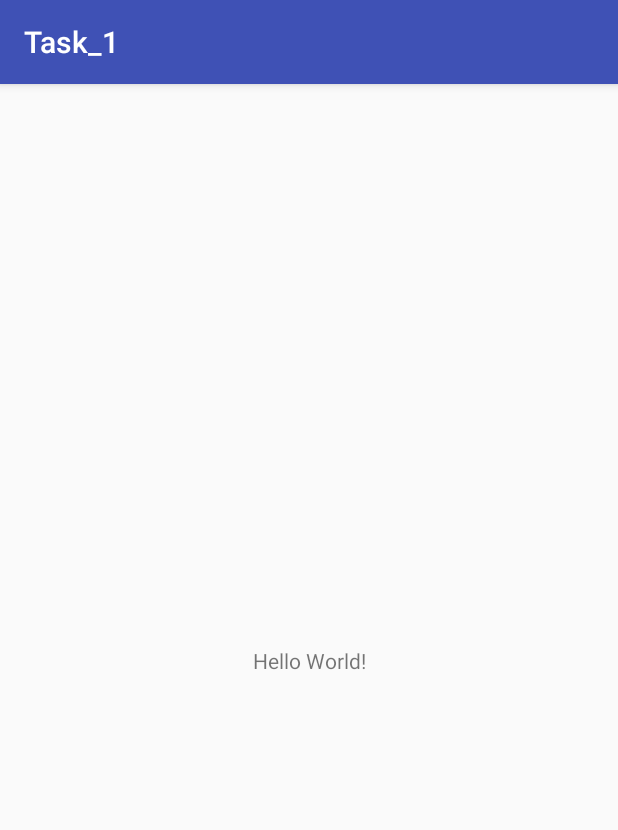
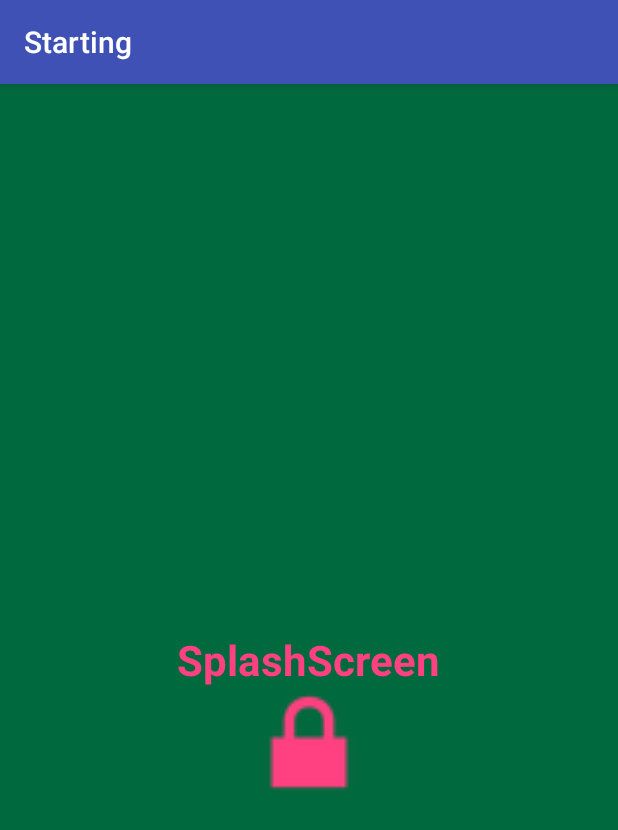
Before and after one commit to alinamerc/Task_1, an Android app: the screen it shows after launch (MainActivity), on a phone screen of 412 x 824 dp. Shown: the top 830 px of the screen. Run offline under Robolectric (Android 15) with nearby library versions, the phone set to English and light mode, and no system bars.

Commit message:
add start fragment

```diff
--- a/app/build.gradle
+++ b/app/build.gradle
@@ -22,6 +22,8 @@ dependencies {
     implementation fileTree(dir: 'libs', include: ['*.jar'])
     implementation 'com.android.support:appcompat-v7:26.1.0'
     implementation 'com.android.support.constraint:constraint-layout:1.0.2'
+    implementation 'com.android.support:support-v4:26.1.0'
+    implementation 'com.android.support:recyclerview-v7:26.1.0'
     testImplementation 'junit:junit:4.12'
     androidTestImplementation 'com.android.support.test:runner:1.0.1'
     androidTestImplementation 'com.android.support.test.espresso:espresso-core:3.0.1'
--- a/app/src/main/java/com/zhirova/task_1/MainActivity.java
+++ b/app/src/main/java/com/zhirova/task_1/MainActivity.java
@@ -1,13 +1,29 @@
 package com.zhirova.task_1;
 
+import android.support.v4.app.FragmentManager;
+import android.support.v4.app.FragmentTransaction;
 import android.support.v7.app.AppCompatActivity;
 import android.os.Bundle;
 
 public class MainActivity extends AppCompatActivity {
 
+    private FragmentManager fragmentManager;
+    private FragmentTransaction fragmentTransaction;
+
+
     @Override
     protected void onCreate(Bundle savedInstanceState) {
         super.onCreate(savedInstanceState);
         setContentView(R.layout.activity_main);
+
+        if (savedInstanceState == null) {
+            fragmentManager = getSupportFragmentManager();
+            fragmentTransaction = fragmentManager.beginTransaction();
+            StartFragment curFragment = new StartFragment();
+            fragmentTransaction.add(R.id.container, curFragment);
+            fragmentTransaction.commit();
+        }
     }
+
+
 }
--- /dev/null
+++ b/app/src/main/java/com/zhirova/task_1/StartFragment.java
@@ -0,0 +1,32 @@
+package com.zhirova.task_1;
+
+import android.support.annotation.Nullable;
+import android.support.v4.app.Fragment;
+import android.support.v7.app.ActionBar;
+import android.support.v7.app.AppCompatActivity;
+import android.os.Bundle;
+import android.view.LayoutInflater;
+import android.view.View;
+import android.view.ViewGroup;
+
+public class StartFragment extends Fragment {
+
+    @Nullable
+    @Override
+    public View onCreateView(LayoutInflater inflater, @Nullable ViewGroup container, @Nullable Bundle savedInstanceState) {
+        initUI();
+
+        View root = inflater.inflate(R.layout.fragment_start, container, false);
+        return root;
+    }
+
+
+    private void initUI() {
+        ActionBar toolbar = ((AppCompatActivity)getContext()).getSupportActionBar();
+        if (toolbar != null) {
+            toolbar.setTitle(R.string.start_title);
+        }
+    }
+
+
+}
--- a/app/src/main/res/layout/activity_main.xml
+++ b/app/src/main/res/layout/activity_main.xml
@@ -1,18 +1,12 @@
 <?xml version="1.0" encoding="utf-8"?>
-<android.support.constraint.ConstraintLayout xmlns:android="http://schemas.android.com/apk/res/android"
+<FrameLayout xmlns:android="http://schemas.android.com/apk/res/android"
     xmlns:app="http://schemas.android.com/apk/res-auto"
     xmlns:tools="http://schemas.android.com/tools"
+    android:id="@+id/container"
     android:layout_width="match_parent"
     android:layout_height="match_parent"
     tools:context="com.zhirova.task_1.MainActivity">
 
-    <TextView
-        android:layout_width="wrap_content"
-        android:layout_height="wrap_content"
-        android:text="Hello World!"
-        app:layout_constraintBottom_toBottomOf="parent"
-        app:layout_constraintLeft_toLeftOf="parent"
-        app:layout_constraintRight_toRightOf="parent"
-        app:layout_constraintTop_toTopOf="parent" />
 
-</android.support.constraint.ConstraintLayout>
+
+</FrameLayout>
--- /dev/null
+++ b/app/src/main/res/layout/fragment_start.xml
@@ -0,0 +1,37 @@
+<?xml version="1.0" encoding="utf-8"?>
+<android.support.constraint.ConstraintLayout xmlns:android="http://schemas.android.com/apk/res/android"
+    xmlns:app="http://schemas.android.com/apk/res-auto"
+    xmlns:tools="http://schemas.android.com/tools"
+    android:layout_width="match_parent"
+    android:layout_height="match_parent"
+    android:background="@color/backgroundColor"
+    tools:context="com.zhirova.task_1.StartFragment">
+
+    <RelativeLayout xmlns:android="http://schemas.android.com/apk/res/android"
+        android:layout_width="match_parent"
+        android:layout_height="match_parent" >
+
+        <TextView
+            android:id="@+id/text_view"
+            android:layout_width="wrap_content"
+            android:layout_height="wrap_content"
+            android:text="@string/starting"
+            android:textSize="28dp"
+            android:textStyle="bold"
+            android:layout_centerInParent="true"
+            android:textColor="@color/textColor"/>
+
+        <ImageView
+            android:id="@+id/icon"
+            android:layout_width="wrap_content"
+            android:layout_height="wrap_content"
+            android:layout_below="@+id/text_view"
+            android:layout_centerInParent="true"
+            android:layout_marginTop="20dp"
+            android:scaleX="3"
+            android:scaleY="3"
+            android:src="@android:drawable/ic_lock_lock"/>
+
+    </RelativeLayout>
+
+</android.support.constraint.ConstraintLayout>
--- a/app/src/main/res/values/colors.xml
+++ b/app/src/main/res/values/colors.xml
@@ -3,4 +3,6 @@
     <color name="colorPrimary">#3F51B5</color>
     <color name="colorPrimaryDark">#303F9F</color>
     <color name="colorAccent">#FF4081</color>
+    <color name="textColor">#FF4081</color>
+    <color name="backgroundColor">#01693e</color>
 </resources>
--- /dev/null
+++ b/app/src/main/res/values/dimens.xml
@@ -0,0 +1,4 @@
+<?xml version="1.0" encoding="utf-8"?>
+<resources>
+    <dimen name="text_margin">16dp</dimen>
+</resources>
--- a/app/src/main/res/values/strings.xml
+++ b/app/src/main/res/values/strings.xml
@@ -1,3 +1,7 @@
 <resources>
     <string name="app_name">Task_1</string>
+    <string name="start_title">Starting</string>
+    <string name="recycle_title">RecyclerView</string>
+    <string name="starting">SplashScreen</string>
+
 </resources>
```
